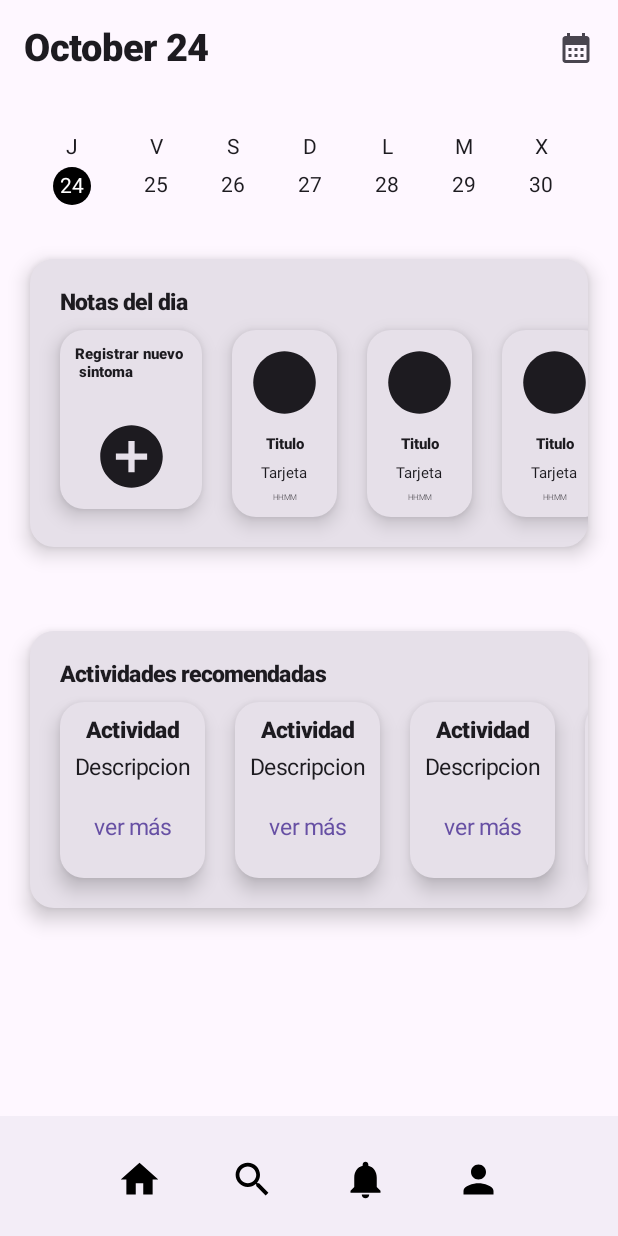
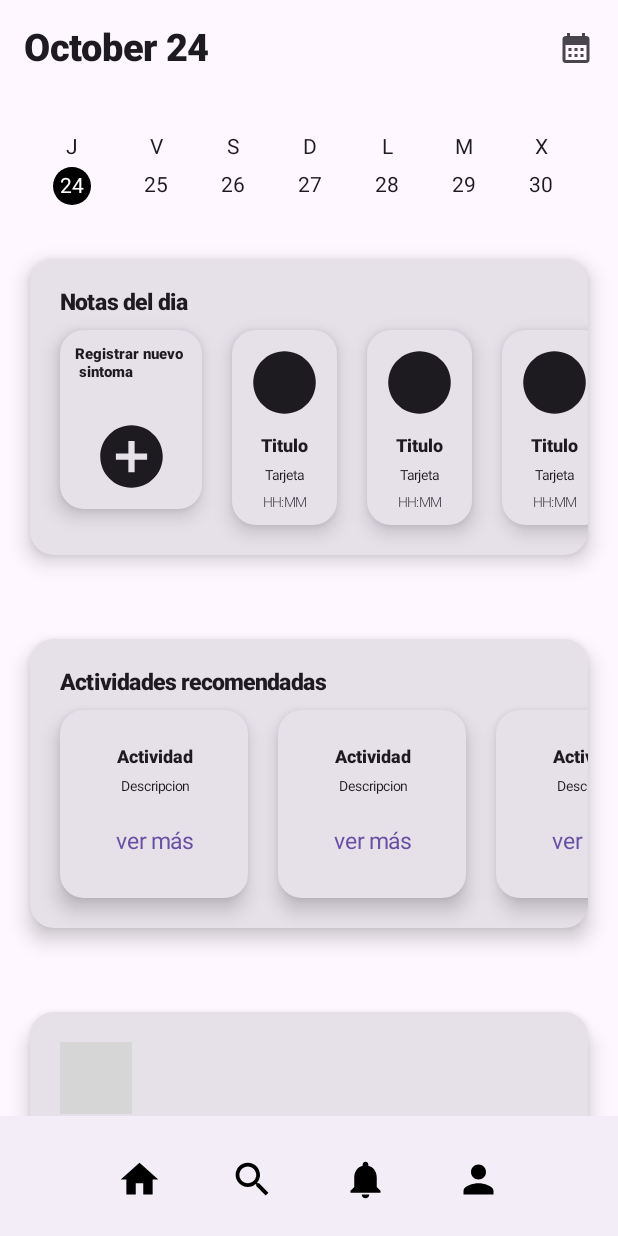
Before and after one commit to EdwardGCB/ShelterMind, an Android app built with Jetpack Compose: the Home screen opened through its navigation route, on a phone screen of 412 x 824 dp. Run offline under Robolectric (Android 15) with nearby library versions, the phone set to English and light mode, and no system bars; pictures from the network do not load; 1 statement that could not run was skipped; grey boxes are pictures that could not be loaded.

Commit message:
finalizacion de home en la presentacion de los profesionales, agregando asi la nueva vista para el formulario de los sintomas

```diff
--- a/aplicacion/app/src/main/java/com/ud/sheltermind/componentes/User.kt
+++ b/aplicacion/app/src/main/java/com/ud/sheltermind/componentes/User.kt
@@ -3,10 +3,12 @@ package com.ud.sheltermind.componentes
 import android.os.Build
 import androidx.annotation.RequiresApi
 import androidx.compose.foundation.background
+import androidx.compose.foundation.layout.Arrangement
 import androidx.compose.foundation.layout.Box
 import androidx.compose.foundation.layout.Column
 import androidx.compose.foundation.layout.Row
 import androidx.compose.foundation.layout.Spacer
+import androidx.compose.foundation.layout.fillMaxHeight
 import androidx.compose.foundation.layout.fillMaxWidth
 import androidx.compose.foundation.layout.height
 import androidx.compose.foundation.layout.size
@@ -14,8 +16,17 @@ import androidx.compose.foundation.layout.width
 import androidx.compose.foundation.shape.CircleShape
 import androidx.compose.foundation.shape.RoundedCornerShape
 import androidx.compose.material.icons.Icons
+import androidx.compose.material.icons.filled.AccountCircle
 import androidx.compose.material.icons.filled.AddCircle
 import androidx.compose.material.icons.filled.Circle
+import androidx.compose.material.icons.filled.SentimentDissatisfied
+import androidx.compose.material.icons.filled.SentimentNeutral
+import androidx.compose.material.icons.filled.SentimentSatisfiedAlt
+import androidx.compose.material.icons.filled.SentimentVeryDissatisfied
+import androidx.compose.material.icons.filled.SentimentVerySatisfied
+import androidx.compose.material.icons.filled.Star
+import androidx.compose.material.icons.filled.StarBorder
+import androidx.compose.material.icons.filled.StarHalf
 import androidx.compose.material3.Card
 import androidx.compose.material3.CardDefaults
 import androidx.compose.material3.Icon
@@ -55,22 +66,32 @@ fun ViewCardsImage() {
 
 @Preview
 @Composable
-fun ViewActivityCard(){
+fun ViewActivityCard() {
     val title = "Titulo"
     val target = "Tarjeta"
     ActivityCard(onClick = { /*TODO*/ }, title, target)
 }
 
+@Preview
+@Composable
+fun ViewProfesionalCard() {
+    val firstname = "FirstName"
+    val lastname = "LastName"
+    val profession = "Profession"
+    val score = 5.0F
+    ProfesionalCard(Icons.Filled.AccountCircle, firstname, lastname, profession, score)
+}
+
 
 @Composable
-fun AddCard(onClick: () -> Unit){
-    Card (
+fun AddCard(onClick: () -> Unit) {
+    Card(
         shape = RoundedCornerShape(16.dp),
         elevation = CardDefaults.cardElevation(8.dp)
-    ){
+    ) {
         Row {
             Spacer(Modifier.width(10.dp))
-            Column(horizontalAlignment = Alignment.CenterHorizontally){
+            Column(horizontalAlignment = Alignment.CenterHorizontally) {
                 Spacer(Modifier.height(10.dp))
                 Text(
                     text = stringResource(R.string.syntom),
@@ -81,7 +102,7 @@ fun AddCard(onClick: () -> Unit){
                     )
                 )
                 Spacer(Modifier.height(25.dp))
-                IconButtonForm(onClick = onClick, Icons.Filled.AddCircle, 50.dp )
+                IconButtonForm(onClick = onClick, Icons.Filled.AddCircle, 50.dp)
                 Spacer(Modifier.height(10.dp))
             }
             Spacer(Modifier.width(10.dp))
@@ -92,20 +113,24 @@ fun AddCard(onClick: () -> Unit){
 
 @Composable
 fun SyntomCard(title: String, target: String, icon: ImageVector, hour: String) {
-    Card (
+    Card(
         shape = RoundedCornerShape(16.dp),
         elevation = CardDefaults.cardElevation(8.dp)
-    ){
+    ) {
         Row {
             Spacer(Modifier.width(10.dp))
-            Column(horizontalAlignment = Alignment.CenterHorizontally){
+            Column(horizontalAlignment = Alignment.CenterHorizontally) {
                 Spacer(Modifier.height(10.dp))
-                Icon(imageVector = icon, contentDescription = "Icon Description", Modifier.size(50.dp))
+                Icon(
+                    imageVector = icon,
+                    contentDescription = "Icon Description",
+                    Modifier.size(50.dp)
+                )
                 Spacer(Modifier.height(10.dp))
                 Text(
                     text = title,
                     style = TextStyle(
-                        fontSize = 10.sp,
+                        fontSize = 12.sp,
                         fontWeight = FontWeight.ExtraBold,
                         //color = Color.Blue
                     )
@@ -114,7 +139,7 @@ fun SyntomCard(title: String, target: String, icon: ImageVector, hour: String) {
                 Text(
                     text = target,
                     style = TextStyle(
-                        fontSize = 10.sp,
+                        fontSize = 9.sp,
                         fontWeight = FontWeight.Normal,
                         //color = Color.Blue
                     )
@@ -123,7 +148,7 @@ fun SyntomCard(title: String, target: String, icon: ImageVector, hour: String) {
                 Text(
                     text = hour,
                     style = TextStyle(
-                        fontSize = 5.sp,
+                        fontSize = 9.sp,
                         fontWeight = FontWeight.Light,
                         //color = Color.Blue
                     )
@@ -137,19 +162,28 @@ fun SyntomCard(title: String, target: String, icon: ImageVector, hour: String) {
 }
 
 @Composable
-fun ActivityCard(onClick: () -> Unit, title: String, target: String){
-    Card (
+fun ActivityCard(onClick: () -> Unit, title: String, target: String) {
+    Card(
+        modifier = Modifier
+            .height(125.dp)
+            .width(125.dp),
         shape = RoundedCornerShape(16.dp),
         elevation = CardDefaults.cardElevation(8.dp)
-    ){
-        Row {
+    ) {
+        Row(
+            modifier = Modifier
+                .fillMaxWidth()
+                .fillMaxHeight(),
+            horizontalArrangement = Arrangement.Center,
+            verticalAlignment = Alignment.CenterVertically
+        ) {
             Spacer(Modifier.width(10.dp))
-            Column(horizontalAlignment = Alignment.CenterHorizontally){
+            Column(horizontalAlignment = Alignment.CenterHorizontally) {
                 Spacer(Modifier.height(10.dp))
                 Text(
                     text = title,
                     style = TextStyle(
-                        fontSize = 15.sp,
+                        fontSize = 12.sp,
                         fontWeight = FontWeight.ExtraBold,
                         //color = Color.Blue
                     )
@@ -158,16 +192,78 @@ fun ActivityCard(onClick: () -> Unit, title: String, target: String){
                 Text(
                     text = target,
                     style = TextStyle(
-                        fontSize = 15.sp,
+                        fontSize = 9.sp,
                         fontWeight = FontWeight.Normal,
                         //color = Color.Blue
                     )
                 )
                 Spacer(Modifier.height(7.dp))
                 TextButtonForm(onClick, stringResource(R.string.see_more))
-                Spacer(Modifier.height(10.dp))
             }
             Spacer(Modifier.width(10.dp))
+        }
+    }
+}
+
+@Composable
+fun ProfesionalCard(
+    icon: ImageVector,
+    firstname: String,
+    lastname: String,
+    profession: String,
+    score: Float
+) {
+    Card(
+        shape = RoundedCornerShape(16.dp),
+        elevation = CardDefaults.cardElevation(8.dp)
+    ) {
+        Box(
+            contentAlignment = Alignment.Center
+        ) {
+            Column(
+                horizontalAlignment = Alignment.CenterHorizontally,
+                verticalArrangement = Arrangement.Center
+            ) {
+                Spacer(modifier = Modifier.height(10.dp))
+                Icon(
+                    imageVector = icon,
+                    contentDescription = "Profesional perfil image",
+                    modifier = Modifier.size(90.dp)
+                )
+                Spacer(modifier = Modifier.height(5.dp))
+                Text(
+                    text = firstname,
+                    style = TextStyle(
+                        fontSize = 12.sp,
+                        fontWeight = FontWeight.ExtraBold,
+                        //color = Color.Blue
+                    )
+                )
+                Spacer(modifier = Modifier.height(3.dp))
+                Text(
+                    text = lastname,
+                    style = TextStyle(
+                        fontSize = 9.sp,
+                        fontWeight = FontWeight.Normal,
+                        //color = Color.Blue
+                    )
+                )
+                Spacer(modifier = Modifier.height(4.dp))
+                Text(
+                    text = profession,
+                    style = TextStyle(
+                        fontSize = 9.sp,
+                        fontWeight = FontWeight.Normal,
+                        //color = Color.Blue
+                    )
+                )
+                Spacer(modifier = Modifier.height(5.dp))
+                StarScore(score)
+                Spacer(modifier = Modifier.height(5.dp))
+                TextButtonForm(onClick = { /*TODO*/ }, stringResource(R.string.see_more))
+                Spacer(modifier = Modifier.height(5.dp))
+
+            }
         }
     }
 }
@@ -214,3 +310,65 @@ fun WeekCompose(dateNow: LocalDate) {
         }
     }
 }
+
+@Composable
+fun StarScore(score: Float) {
+    Row {
+        for (i in 1..5) {
+            val starIcon = when {
+                i <= score -> Icons.Filled.Star
+                i - 0.5 <= score -> Icons.Filled.StarHalf
+                else -> Icons.Filled.StarBorder
+            }
+            Icon(
+                imageVector = starIcon,
+                contentDescription = if (i <= score) "Filled Star" else "Empty Star",
+                tint = Color.Yellow,
+                modifier = Modifier.size(14.dp)
+            )
+        }
+    }
+}
+
+@Preview
+@Composable
+fun Feel() {
+    Box(
+        modifier = Modifier.fillMaxWidth(),
+        contentAlignment = Alignment.Center
+    ) {
+        Column(
+            horizontalAlignment = Alignment.CenterHorizontally,
+            verticalArrangement = Arrangement.Center
+        ) {
+            Spacer(modifier = Modifier.height(10.dp))
+            Text(
+                text = stringResource(R.string.feel),
+                style = TextStyle(
+                    fontSize = 20.sp,
+                    fontWeight = FontWeight.ExtraBold,
+                    // color = Color.Blue
+                )
+            )
+            Spacer(modifier = Modifier.height(10.dp))
+            Row(
+                verticalAlignment = Alignment.CenterVertically,
+                horizontalArrangement = Arrangement.Center,
+                modifier = Modifier.fillMaxWidth()
+            ) {
+                Spacer(modifier = Modifier.width(10.dp))
+                IconButtonForm(onClick = { /*TODO*/ }, icon = Icons.Filled.SentimentVeryDissatisfied, sizeval = 50.dp)
+                Spacer(modifier = Modifier.width(10.dp))
+                IconButtonForm(onClick = { /*TODO*/ }, icon = Icons.Filled.SentimentDissatisfied, sizeval = 50.dp)
+                Spacer(modifier = Modifier.width(10.dp))
+                IconButtonForm(onClick = { /*TODO*/ }, icon = Icons.Filled.SentimentNeutral, sizeval = 50.dp)
+                Spacer(modifier = Modifier.width(10.dp))
+                IconButtonForm(onClick = { /*TODO*/ }, icon = Icons.Filled.SentimentSatisfiedAlt, sizeval = 50.dp)
+                Spacer(modifier = Modifier.width(10.dp))
+                IconButtonForm(onClick = { /*TODO*/ }, icon = Icons.Filled.SentimentVerySatisfied, sizeval = 50.dp)
+                Spacer(modifier = Modifier.width(10.dp))
+            }
+            Spacer(modifier = Modifier.height(10.dp))
+        }
+    }
+}
--- a/aplicacion/app/src/main/java/com/ud/sheltermind/navigation/Navigation.kt
+++ b/aplicacion/app/src/main/java/com/ud/sheltermind/navigation/Navigation.kt
@@ -12,6 +12,7 @@ import com.ud.sheltermind.views.LoginCompose
 import com.ud.sheltermind.views.QuestionsCompose
 import com.ud.sheltermind.views.SearchCompose
 import com.ud.sheltermind.views.SingUpCompose
+import com.ud.sheltermind.views.SyntomCompose
 
 @RequiresApi(Build.VERSION_CODES.O)
 @Composable
@@ -53,7 +54,7 @@ fun AppNavigation(){
 
         //Syntom
         composable (EnumNavigation.Syntom.toString()) {
-            //SyntomCompose(navController)
+            SyntomCompose(navController)
         }
         //Senttings
         composable (EnumNavigation.Settings.toString()) {
--- a/aplicacion/app/src/main/java/com/ud/sheltermind/views/Home.kt
+++ b/aplicacion/app/src/main/java/com/ud/sheltermind/views/Home.kt
@@ -13,6 +13,7 @@ import androidx.compose.foundation.lazy.LazyColumn
 import androidx.compose.foundation.lazy.LazyRow
 import androidx.compose.foundation.shape.RoundedCornerShape
 import androidx.compose.material.icons.Icons
+import androidx.compose.material.icons.filled.AccountCircle
 import androidx.compose.material.icons.filled.CalendarMonth
 import androidx.compose.material.icons.filled.Circle
 import androidx.compose.material3.Card
@@ -28,7 +29,6 @@ import androidx.compose.runtime.mutableStateOf
 import androidx.compose.runtime.remember
 import androidx.compose.ui.Alignment
 import androidx.compose.ui.Modifier
-import androidx.compose.ui.graphics.Color
 import androidx.compose.ui.res.stringResource
 import androidx.compose.ui.text.TextStyle
 import androidx.compose.ui.text.font.FontWeight
@@ -43,6 +43,7 @@ import com.ud.sheltermind.R
 import com.ud.sheltermind.componentes.ActivityCard
 import com.ud.sheltermind.componentes.AddCard
 import com.ud.sheltermind.componentes.CustomBottomBar
+import com.ud.sheltermind.componentes.ProfesionalCard
 import com.ud.sheltermind.componentes.SyntomCard
 import com.ud.sheltermind.componentes.WeekCompose
 import com.ud.sheltermind.enums.EnumNavigation
@@ -57,7 +58,7 @@ fun ViewHome() {
         composable(EnumNavigation.Home.toString()) {
             HomeCompose(navController)
         }
-    }// Coloca tu configuración de navegación aquí
+    }
 }
 
 @RequiresApi(Build.VERSION_CODES.O)
@@ -113,18 +114,21 @@ fun HomeCompose(navController: NavController) {
             item {
                 ActivitiesCard(navController)
             }
+            item {
+                ProfesionalsCard(navController)
+            }
         }
     }
 }
 
 @Composable
-private fun NotesCard (navController: NavController){
-    Box (Modifier.padding(20.dp)){
+private fun NotesCard(navController: NavController) {
+    Box(Modifier.padding(20.dp)) {
         Card(
             modifier = Modifier.fillMaxWidth(),
             shape = RoundedCornerShape(16.dp),
             elevation = CardDefaults.cardElevation(8.dp)
-        ){
+        ) {
             Spacer(modifier = Modifier.height(20.dp))
             Row {
                 Spacer(modifier = Modifier.width(20.dp))
@@ -141,11 +145,16 @@ private fun NotesCard (navController: NavController){
             LazyRow {
                 item {
                     Spacer(modifier = Modifier.width(20.dp))
-                    AddCard(onClick = {})
+                    AddCard(onClick = {navController.navigate(EnumNavigation.Syntom.toString())})
                     Spacer(modifier = Modifier.width(20.dp))
                 }
                 items(7) {
-                    SyntomCard(title = "Titulo", target = "Tarjeta", icon = Icons.Filled.Circle, "HH:MM")
+                    SyntomCard(
+                        title = "Titulo",
+                        target = "Tarjeta",
+                        icon = Icons.Filled.Circle,
+                        "HH:MM"
+                    )
                     Spacer(modifier = Modifier.width(20.dp))
                 }
             }
@@ -156,13 +165,13 @@ private fun NotesCard (navController: NavController){
 }
 
 @Composable
-private fun ActivitiesCard(navController: NavController){
-    Box (Modifier.padding(20.dp)){
+private fun ActivitiesCard(navController: NavController) {
+    Box(Modifier.padding(20.dp)) {
         Card(
             modifier = Modifier.fillMaxWidth(),
             shape = RoundedCornerShape(16.dp),
             elevation = CardDefaults.cardElevation(8.dp)
-        ){
+        ) {
             Spacer(modifier = Modifier.height(20.dp))
             Row {
                 Spacer(modifier = Modifier.width(20.dp))
@@ -190,3 +199,45 @@ private fun ActivitiesCard(navController: NavController){
     }
     Spacer(modifier = Modifier.height(16.dp))
 }
+
+@Composable
+private fun ProfesionalsCard(navController: NavController) {
+    Box(Modifier.padding(20.dp)) {
+        Card(
+            modifier = Modifier.fillMaxWidth(),
+            shape = RoundedCornerShape(16.dp),
+            elevation = CardDefaults.cardElevation(8.dp)
+        ) {
+            Spacer(modifier = Modifier.height(20.dp))
+            Row {
+                Spacer(modifier = Modifier.width(20.dp))
+                Text(
+                    stringResource(R.string.card3),
+                    style = TextStyle(
+                        fontSize = 15.sp,
+                        fontWeight = FontWeight.ExtraBold,
+                        //color = Color.Blue
+                    )
+                )
+            }
+            Spacer(modifier = Modifier.height(10.dp))
+            LazyRow {
+                item {
+                    Spacer(modifier = Modifier.width(20.dp))
+                }
+                items(7) {
+                    ProfesionalCard(
+                        icon = Icons.Filled.AccountCircle,
+                        firstname = "FirstName",
+                        lastname = "LastName",
+                        profession = "Profession",
+                        score = 5.0F
+                    )
+                    Spacer(modifier = Modifier.width(20.dp))
+                }
+            }
+            Spacer(modifier = Modifier.height(20.dp))
+        }
+    }
+    Spacer(modifier = Modifier.height(16.dp))
+}
```
Also changed, not shown: aplicacion/app/src/main/java/com/ud/sheltermind/componentes/Formulario.kt (+74 -0 lines), aplicacion/app/src/main/java/com/ud/sheltermind/views/SingUp.kt (+5 -7 lines), aplicacion/app/src/main/java/com/ud/sheltermind/views/Syntom.kt (added, +159 -0 lines).
